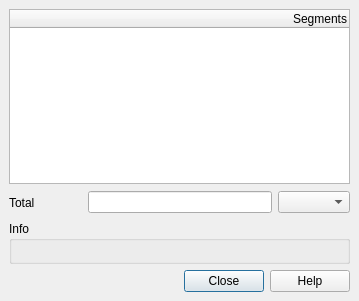
Old version of the form src/ui/qgsmeasurebase.ui in the repository kadas-albireo/kadas-albireo.
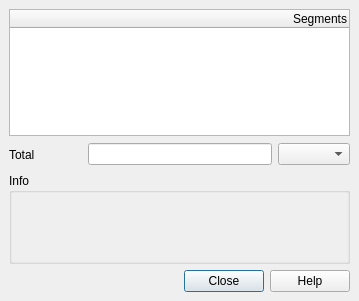
New version of the form. Icons and pictures are not drawn. Custom widgets are drawn as their Qt base class.

Commit message: Measurements dialog improvements

Diff of the .ui file:
```diff
--- a/src/ui/qgsmeasurebase.ui
+++ b/src/ui/qgsmeasurebase.ui
@@ -25,6 +25,9 @@
    </iconset>
   </property>
   <layout class="QGridLayout">
+   <property name="sizeConstraint">
+    <enum>QLayout::SetMinimumSize</enum>
+   </property>
    <property name="leftMargin">
     <number>9</number>
    </property>
@@ -101,7 +104,7 @@
        <string>Segments</string>
       </property>
       <property name="textAlignment">
-       <set>AlignRight|AlignVCenter</set>
+       <set>AlignTrailing|AlignVCenter</set>
       </property>
      </column>
     </widget>
@@ -119,26 +122,51 @@
       <string>Info</string>
      </property>
      <layout class="QVBoxLayout" name="verticalLayout">
+      <property name="spacing">
+       <number>0</number>
+      </property>
       <property name="leftMargin">
-       <number>3</number>
+       <number>0</number>
       </property>
       <property name="topMargin">
-       <number>3</number>
+       <number>0</number>
       </property>
       <property name="rightMargin">
-       <number>3</number>
+       <number>0</number>
       </property>
       <property name="bottomMargin">
-       <number>3</number>
+       <number>0</number>
       </property>
       <item>
-       <widget class="QLabel" name="mNotesLabel">
-        <property name="text">
-         <string/>
+       <widget class="QScrollArea" name="scrollArea">
+        <property name="frameShape">
+         <enum>QFrame::NoFrame</enum>
         </property>
-        <property name="wordWrap">
+        <property name="widgetResizable">
          <bool>true</bool>
         </property>
+        <widget class="QWidget" name="scrollAreaWidgetContents">
+         <property name="geometry">
+          <rect>
+           <x>0</x>
+           <y>0</y>
+           <width>335</width>
+           <height>68</height>
+          </rect>
+         </property>
+         <layout class="QHBoxLayout" name="horizontalLayout">
+          <item>
+           <widget class="QLabel" name="mNotesLabel">
+            <property name="text">
+             <string/>
+            </property>
+            <property name="wordWrap">
+             <bool>true</bool>
+            </property>
+           </widget>
+          </item>
+         </layout>
+        </widget>
        </widget>
       </item>
      </layout>
```
Left out of the diff: 3 changed lines with no effect on the pictures.
